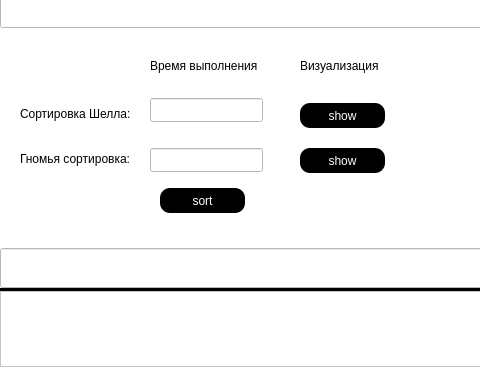
DanyaChetvyrtov/SortVisualizer, file mainwindow.ui: the form before one commit; both pictures show x 0 to 480 and y 81 to 450 of the 725 by 450 pixel window.
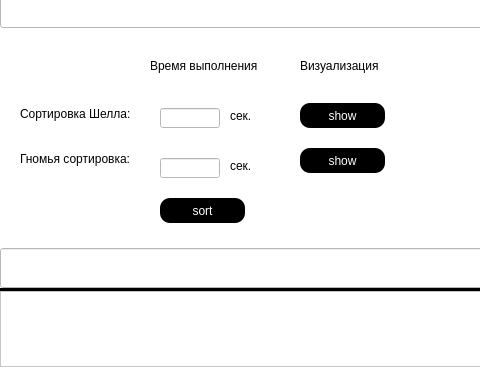
The form after the commit. Icons and pictures are not drawn.

```diff
--- a/mainwindow.ui
+++ b/mainwindow.ui
@@ -139,12 +139,15 @@
    <widget class="QLineEdit" name="timeOfShell">
     <property name="geometry">
      <rect>
-      <x>150</x>
-      <y>160</y>
-      <width>113</width>
-      <height>24</height>
+      <x>160</x>
+      <y>170</y>
+      <width>60</width>
+      <height>20</height>
      </rect>
     </property>
+    <property name="text">
+     <string/>
+    </property>
     <property name="readOnly">
      <bool>true</bool>
     </property>
@@ -152,10 +155,10 @@
    <widget class="QLineEdit" name="timeOfGnom">
     <property name="geometry">
      <rect>
-      <x>150</x>
-      <y>210</y>
-      <width>113</width>
-      <height>24</height>
+      <x>160</x>
+      <y>220</y>
+      <width>60</width>
+      <height>20</height>
      </rect>
     </property>
    </widget>
@@ -163,7 +166,7 @@
     <property name="geometry">
      <rect>
       <x>160</x>
-      <y>250</y>
+      <y>260</y>
       <width>85</width>
       <height>25</height>
      </rect>
@@ -340,6 +343,32 @@
      </rect>
     </property>
    </widget>
+   <widget class="QLabel" name="label">
+    <property name="geometry">
+     <rect>
+      <x>230</x>
+      <y>170</y>
+      <width>49</width>
+      <height>16</height>
+     </rect>
+    </property>
+    <property name="text">
+     <string>сек.</string>
+    </property>
+   </widget>
+   <widget class="QLabel" name="label_2">
+    <property name="geometry">
+     <rect>
+      <x>230</x>
+      <y>220</y>
+      <width>49</width>
+      <height>16</height>
+     </rect>
+    </property>
+    <property name="text">
+     <string>сек.</string>
+    </property>
+   </widget>
   </widget>
   <widget class="QMenuBar" name="menuBar">
    <property name="geometry">
```
